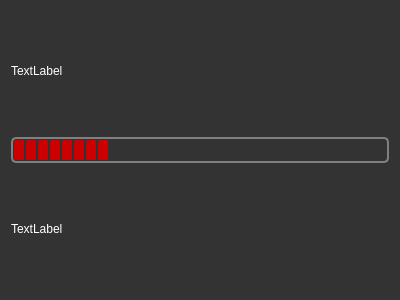
Before: the Qt Designer form Ui/loaderqt.ui in Vazquinhos/CatalunyaCircuit, drawn with Qt 5.
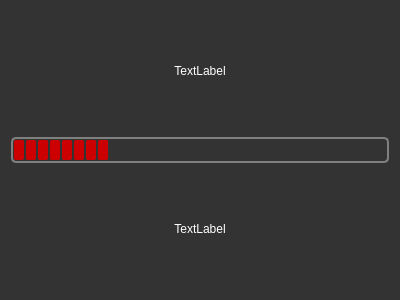
After: the same form once the commit is applied.

What changed in the file:
```diff
--- a/Ui/loaderqt.ui
+++ b/Ui/loaderqt.ui
@@ -10,6 +10,18 @@
     <height>300</height>
    </rect>
   </property>
+  <property name="sizePolicy">
+   <sizepolicy hsizetype="Ignored" vsizetype="Ignored">
+    <horstretch>0</horstretch>
+    <verstretch>0</verstretch>
+   </sizepolicy>
+  </property>
+  <property name="maximumSize">
+   <size>
+    <width>500</width>
+    <height>500</height>
+   </size>
+  </property>
   <property name="windowTitle">
    <string>Form</string>
   </property>
@@ -20,9 +32,18 @@
   <layout class="QVBoxLayout" name="verticalLayout">
    <item>
     <widget class="QLabel" name="image">
+     <property name="maximumSize">
+      <size>
+       <width>16777212</width>
+       <height>16777215</height>
+      </size>
+     </property>
      <property name="text">
       <string>TextLabel</string>
      </property>
+     <property name="alignment">
+      <set>Qt::AlignCenter</set>
+     </property>
     </widget>
    </item>
    <item>
@@ -53,6 +74,9 @@
      <property name="text">
       <string>TextLabel</string>
      </property>
+     <property name="alignment">
+      <set>Qt::AlignCenter</set>
+     </property>
     </widget>
    </item>
   </layout>
```
Left out of the diff: 12 changed lines with no effect on the pictures.
